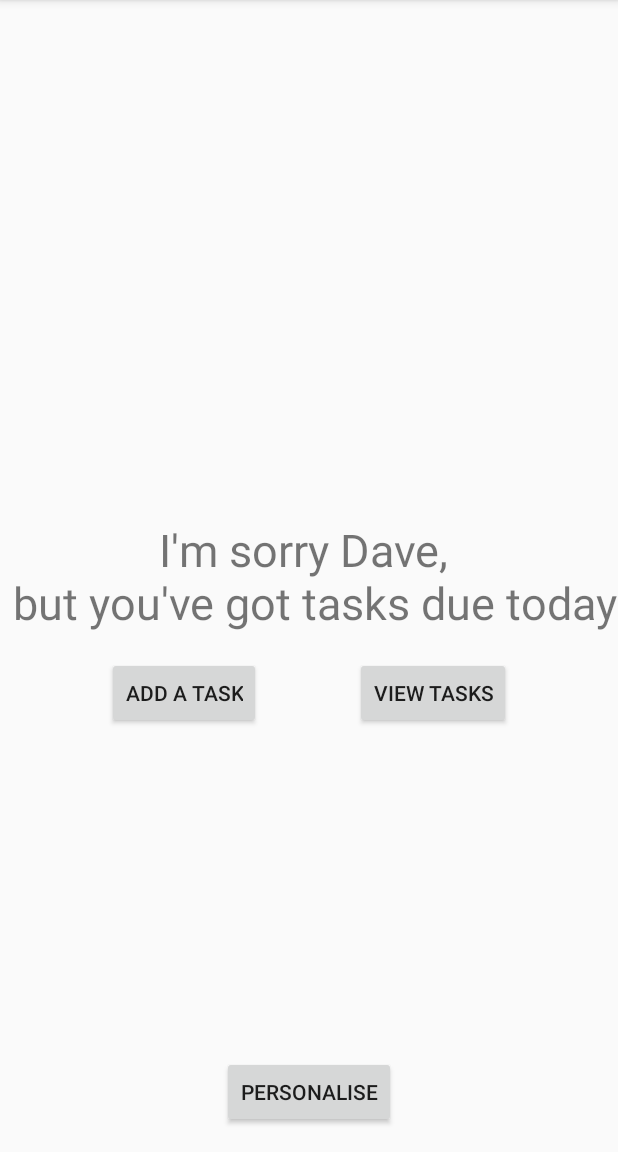
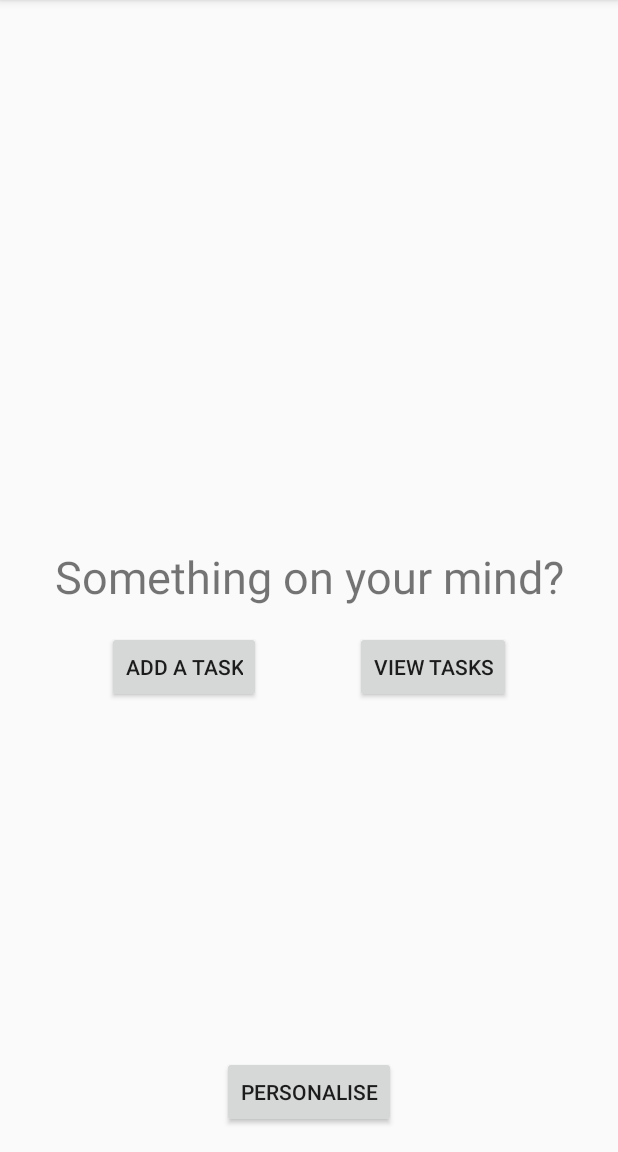
Before and after one commit to WorkAtRGU/CM3110-2020-RGTodU, an Android app: the screen it shows after launch (MainActivity), on a phone screen of 412 x 824 dp, the part 84-1236 px from its top. Run offline under Robolectric (Android 15) with nearby library versions, the phone set to English and light mode, and no system bars.

```diff
--- a/app/src/main/java/uk/ac/rgu/rgtodu/MainActivity.java
+++ b/app/src/main/java/uk/ac/rgu/rgtodu/MainActivity.java
@@ -13,15 +13,22 @@ import android.widget.Toast;
 
 public class MainActivity extends AppCompatActivity implements View.OnClickListener {
 
+    private SharedPreferences sharedPreferences;
+
     @Override
     protected void onCreate(Bundle savedInstanceState) {
         super.onCreate(savedInstanceState);
         setContentView(R.layout.activity_main);
 
+        sharedPreferences = getSharedPreferences(getString(R.string.shared_prefs_file), MODE_PRIVATE);
 
+        String personalisedName = sharedPreferences.getString(getString(R.string.shared_pref_personalised_name), null);
 
         // get an alternative message for the TextView
-        String altMsg = "I'm sorry Dave, \n but you've got tasks due today";
+        String altMsg = getString(R.string.tv_home_msg_add_alternative);
+        if (personalisedName != null){
+            altMsg = getString(R.string.tv_home_msg_add_task_personalised, personalisedName);
+        }
 
         // get the TextView to change
         TextView tvMsg = findViewById(R.id.tv_home_add_task);
--- a/app/src/main/res/layout/activity_personalise.xml
+++ b/app/src/main/res/layout/activity_personalise.xml
@@ -60,6 +60,7 @@
         android:layout_marginTop="8dp"
         android:text="@string/btn_personalise_save"
         app:layout_constraintEnd_toEndOf="parent"
+        app:layout_constraintHorizontal_bias="0.497"
         app:layout_constraintStart_toStartOf="parent"
         app:layout_constraintTop_toBottomOf="@+id/et_personalise_cloud_details" />
 
--- a/app/src/main/res/values/strings.xml
+++ b/app/src/main/res/values/strings.xml
@@ -1,8 +1,7 @@
 <resources>
 
-    <string name="preferences_file">uk.ac.rgu.rgtodu</string>
-    <string name="pref_personalise_name">personalise_name</string>
-    <string name="pref_personalise_cloud_details">cloud_details</string>
+    <string name="shared_prefs_file" translatable="false">uk.ac.rgu.rgtodu</string>
+    <string name="shared_pref_personalised_name" translatable="false">personalised_name</string>
 
     <string name="app_name">RGTodU</string>
     <string name="tv_home_msg_add_task">Got something to do?</string>
@@ -10,6 +9,7 @@
     <string name="btn_home_add_task">Add a task</string>
     <string name="btn_home_view_tasks">View tasks</string>
     <string name="btn_home_personalise">Personalise</string>
+    <string name="tv_home_msg_add_task_personalised">Good news %1$s you\'ve got stuff to do</string>
 
 
     <!-- create tasks view -->
```
Also changed, not shown: app/src/main/java/uk/ac/rgu/rgtodu/PersonaliseActivity.java (+11 -45 lines).
